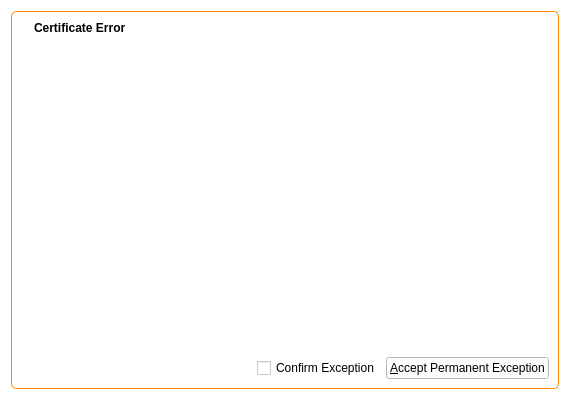
First picture: the form in 2.x/UI/dooble_certificate_exceptions_widget.ui, repository textbrowser/dooble, before the edit.
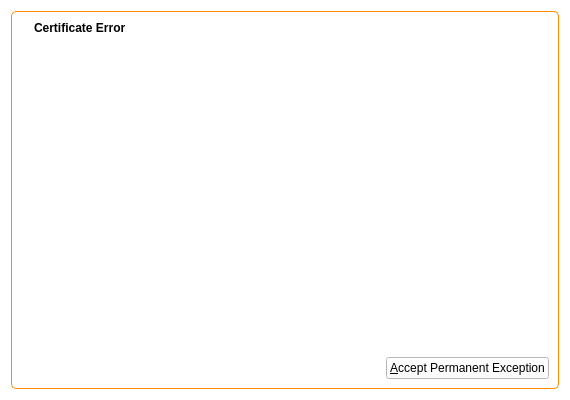
Second picture: the form after the edit. Icons and pictures are not drawn.

Commit message: Removed widget.

```diff
--- a/2.x/UI/dooble_certificate_exceptions_widget.ui
+++ b/2.x/UI/dooble_certificate_exceptions_widget.ui
@@ -110,13 +110,6 @@
           </property>
          </spacer>
         </item>
-        <item>
-         <widget class="QCheckBox" name="confirm_exception">
-          <property name="text">
-           <string>Confirm Exception</string>
-          </property>
-         </widget>
-        </item>
         <item>
          <widget class="QPushButton" name="accept">
           <property name="text">
```
The commit also changes 1 other file.
